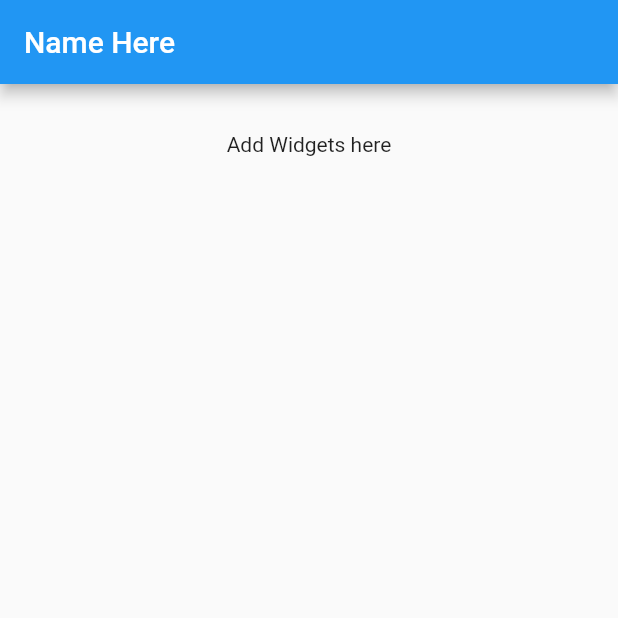
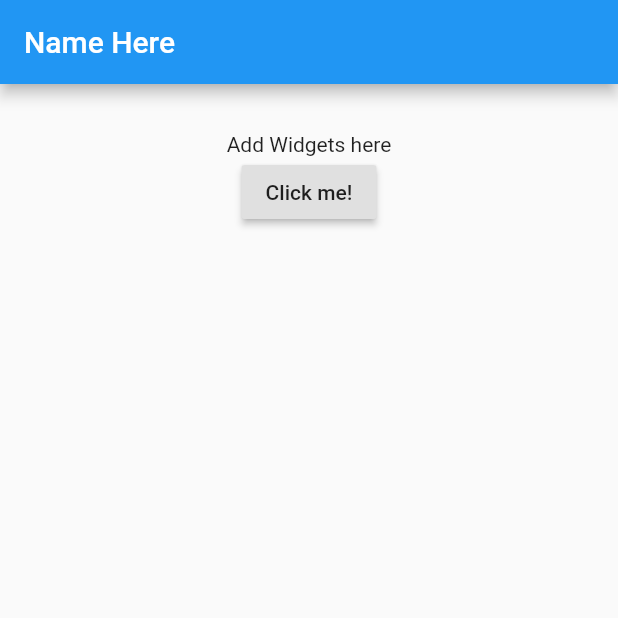
Before and after one commit to addeeandra/flutter-course-udemy, a Flutter app: the screen it shows after launch, on a phone screen of 412 x 824 dp, the top half of it. Run offline on Flutter 3.47's test engine with Material 2 defaults, Android fonts, the phone set to English and light mode, and no system bars.

```diff
--- a/lib/main.dart
+++ b/lib/main.dart
@@ -10,9 +10,20 @@ class MyApp extends StatefulWidget {
 }
 
 class _State extends State<MyApp> {
+  final GlobalKey<ScaffoldState> _scaffoldState = GlobalKey<ScaffoldState>();
+
+  void _showbar() {
+    _scaffoldState.currentState.showSnackBar(SnackBar(
+      content: Text('Hello world!'),
+      backgroundColor: Colors.blue,
+      duration: Duration(seconds: 2),
+    ));
+  }
+
   @override
   Widget build(BuildContext context) {
     return Scaffold(
+      key: _scaffoldState,
       appBar: AppBar(
         title: Text('Name Here'),
       ),
@@ -20,7 +31,10 @@ class _State extends State<MyApp> {
         padding: EdgeInsets.all(32),
         child: Center(
           child: Column(
-            children: <Widget>[Text('Add Widgets here')],
+            children: <Widget>[
+              Text('Add Widgets here'),
+              RaisedButton(onPressed: _showbar, child: Text('Click me!'))
+            ],
           ),
         ),
       ),
```
